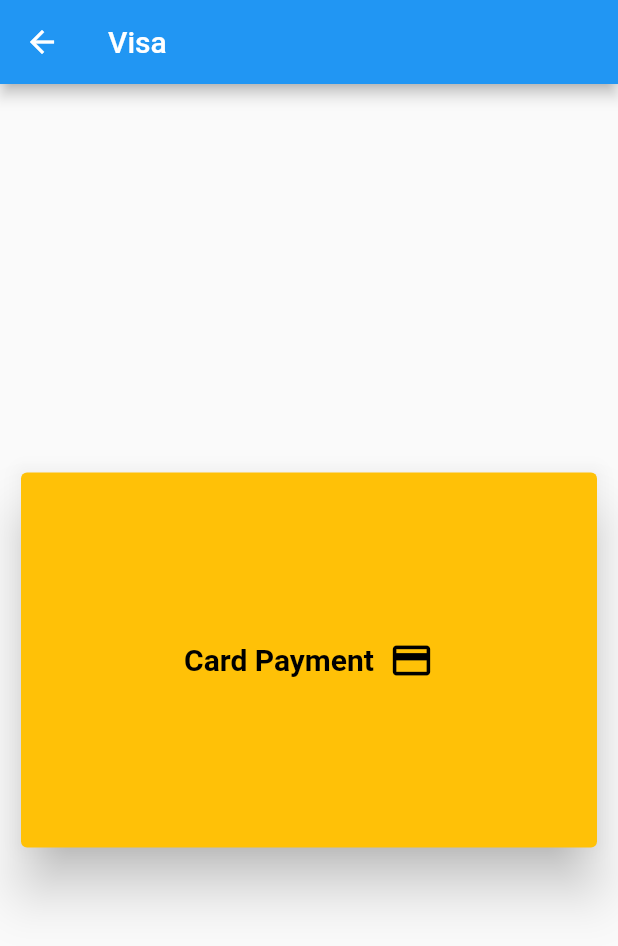
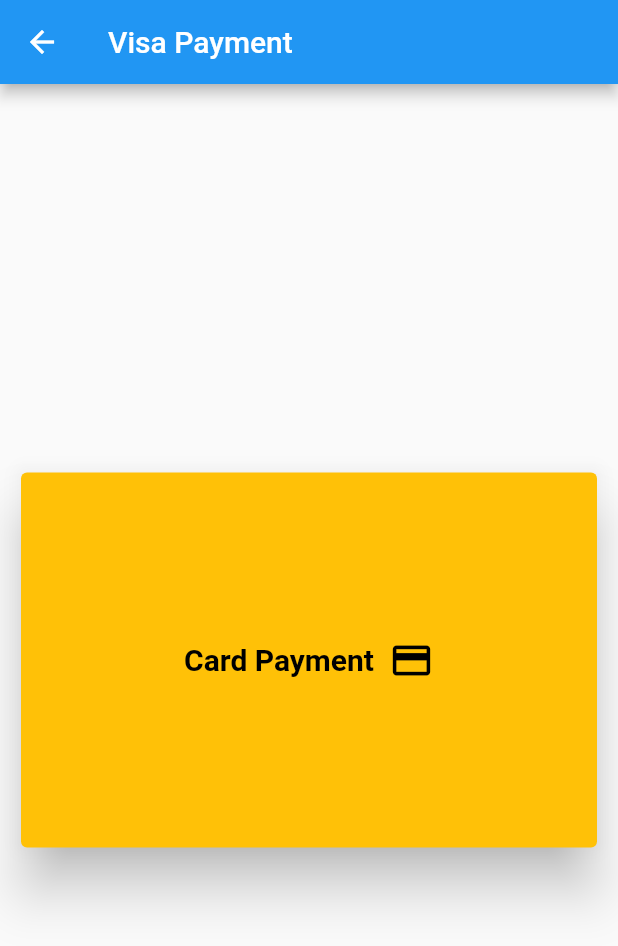
Before and after one commit to Lormenyo/Flutter-UI-Challenges, a Flutter app: the Visa screen opened directly, on a phone screen of 412 x 824 dp. Shown: the top 946 px of the screen. Run offline on Flutter 3.47's test engine with Material 2 defaults, Android fonts, the phone set to English and light mode, and no system bars; our stand-ins replace splashscreen; missing offline and left inert: flutter_rave.

Commit message:
updated text

```diff
--- a/lib/visa.dart
+++ b/lib/visa.dart
@@ -6,7 +6,7 @@
   Widget build(BuildContext context) {
     return new Scaffold(
       appBar: AppBar(
-        title: Text("Visa"),
+        title: Text("Visa Payment"),
       ),
       body: Center(
         child: Builder(
```
